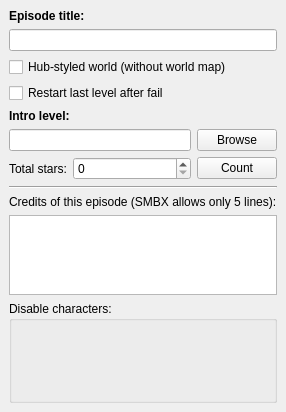
The window that Editor/main_window/dock/wld_settings_box.ui (WohlSoft/Moondust-Project) describes before a commit, drawn with Qt 5.
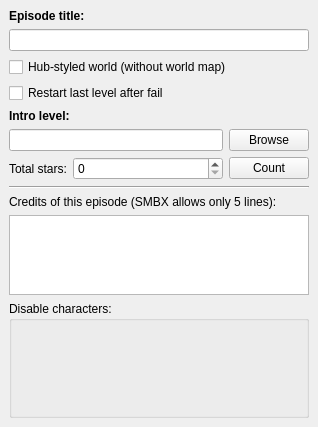
The same window after the commit. Icons and pictures are not drawn.

```diff
--- a/Editor/main_window/dock/wld_settings_box.ui
+++ b/Editor/main_window/dock/wld_settings_box.ui
@@ -6,8 +6,8 @@
    <rect>
     <x>0</x>
     <y>0</y>
-    <width>259</width>
-    <height>412</height>
+    <width>318</width>
+    <height>427</height>
    </rect>
   </property>
   <property name="windowIcon">
@@ -43,7 +43,7 @@
        <string notr="true">&lt;!DOCTYPE HTML PUBLIC &quot;-//W3C//DTD HTML 4.0//EN&quot; &quot;http://www.w3.org/TR/REC-html40/strict.dtd&quot;&gt;
 &lt;html&gt;&lt;head&gt;&lt;meta name=&quot;qrichtext&quot; content=&quot;1&quot; /&gt;&lt;style type=&quot;text/css&quot;&gt;
 p, li { white-space: pre-wrap; }
-&lt;/style&gt;&lt;/head&gt;&lt;body style=&quot; font-family:'Droid Sans'; font-size:8pt; font-weight:400; font-style:normal;&quot;&gt;
+&lt;/style&gt;&lt;/head&gt;&lt;body style=&quot; font-family:'Sans Serif'; font-size:9pt; font-weight:400; font-style:normal;&quot;&gt;
 &lt;p style=&quot;-qt-paragraph-type:empty; margin-top:0px; margin-bottom:0px; margin-left:0px; margin-right:0px; -qt-block-indent:0; text-indent:0px; font-family:'MS Shell Dlg 2'; font-size:8.25pt;&quot;&gt;&lt;br /&gt;&lt;/p&gt;&lt;/body&gt;&lt;/html&gt;</string>
       </property>
       <property name="acceptRichText">
@@ -76,10 +76,16 @@
     </item>
     <item row="10" column="0" colspan="3">
      <widget class="QGroupBox" name="WLD_DisableCharacters">
+      <property name="sizePolicy">
+       <sizepolicy hsizetype="Preferred" vsizetype="Minimum">
+        <horstretch>0</horstretch>
+        <verstretch>0</verstretch>
+       </sizepolicy>
+      </property>
       <property name="minimumSize">
        <size>
         <width>0</width>
-        <height>80</height>
+        <height>90</height>
        </size>
       </property>
       <property name="title">
```
